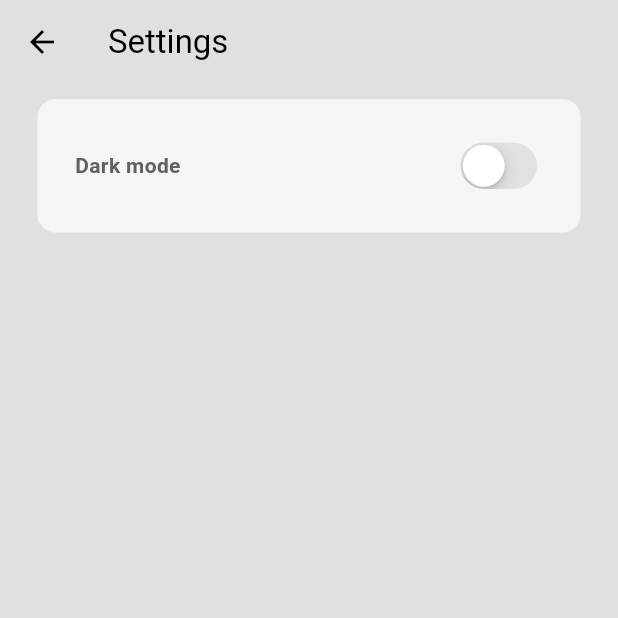
After one commit to LazizbekDev/Nok, a Flutter app: the Settings screen opened by its route, on a phone screen of 412 x 824 dp, the top half of it. The commit adds this screen. Run offline on Flutter 3.47's test engine with Material 3 defaults, Android fonts, the phone set to English and light mode, and no system bars.

Commit message:
settings - appearance switcher

```diff
--- a/lib/routes/app_routes.dart
+++ b/lib/routes/app_routes.dart
@@ -3,6 +3,7 @@ import 'package:nok/routes/route_names.dart';
 import 'package:nok/screens/home.dart';
 import 'package:nok/screens/login.dart';
 import 'package:nok/screens/register.dart';
+import 'package:nok/screens/settings.dart';
 
 Route<dynamic> generateRoute(RouteSettings settings) {
   switch (settings.name) {
@@ -13,9 +14,10 @@ Route<dynamic> generateRoute(RouteSettings settings) {
       return MaterialPageRoute(builder: (_) => Login());
 
     case RouteNames.signUp:
-      return MaterialPageRoute(
-        builder: (_) => Register(),
-      );
+      return MaterialPageRoute(builder: (_) => const Register());
+
+    case RouteNames.settings:
+      return MaterialPageRoute(builder: (_) => const Settings());
 
     default:
       return MaterialPageRoute(builder: (_) => const Home());
--- a/lib/routes/route_names.dart
+++ b/lib/routes/route_names.dart
@@ -2,4 +2,5 @@ class RouteNames {
   static const String home = '/';
   static const String signIn = '/signin';
   static const String signUp = '/signup';
+  static const String settings = '/settings';
 }
--- /dev/null
+++ b/lib/screens/settings.dart
@@ -0,0 +1,47 @@
+import 'package:flutter/cupertino.dart';
+import 'package:flutter/material.dart';
+import 'package:nok/themes/theme_provider.dart';
+import 'package:provider/provider.dart';
+
+class Settings extends StatelessWidget {
+  const Settings({super.key});
+
+  @override
+  Widget build(BuildContext context) {
+    final appearanceProvider =
+        Provider.of<ThemeProvider>(context, listen: false);
+    return Scaffold(
+      appBar: AppBar(
+        title: const Text("Settings"),
+      ),
+      body: Column(
+        children: [
+          Container(
+            decoration: BoxDecoration(
+              color: Theme.of(context).colorScheme.secondary,
+              borderRadius: BorderRadius.circular(12),
+            ),
+            margin: const EdgeInsets.only(left: 25, top: 10, right: 25),
+            padding: const EdgeInsets.all(25),
+            child: Row(
+              mainAxisAlignment: MainAxisAlignment.spaceBetween,
+              children: [
+                Text(
+                  "Dark mode",
+                  style: TextStyle(
+                    color: Theme.of(context).colorScheme.inversePrimary,
+                    fontWeight: FontWeight.bold,
+                  ),
+                ),
+                CupertinoSwitch(
+                  value: appearanceProvider.isDarkMode,
+                  onChanged: (value) => appearanceProvider.toggleTheme(),
+                )
+              ],
+            ),
+          )
+        ],
+      ),
+    );
+  }
+}
--- a/lib/widgets/sidebar.dart
+++ b/lib/widgets/sidebar.dart
@@ -1,4 +1,5 @@
 import 'package:flutter/material.dart';
+import 'package:nok/routes/route_names.dart';
 import 'package:nok/widgets/tile.dart';
 
 class Sidebar extends StatelessWidget {
@@ -27,12 +28,12 @@ class Sidebar extends StatelessWidget {
           Tile(
             text: "H O M E",
             icon: Icons.home,
-            onTap: () {},
+            onTap: () => Navigator.of(context).pop(),
           ),
           Tile(
             text: "S E T T I N G S",
             icon: Icons.settings,
-            onTap: () {},
+            onTap: () => Navigator.of(context).pushNamed(RouteNames.settings),
           ),
           const Spacer(),
           Tile(
```
